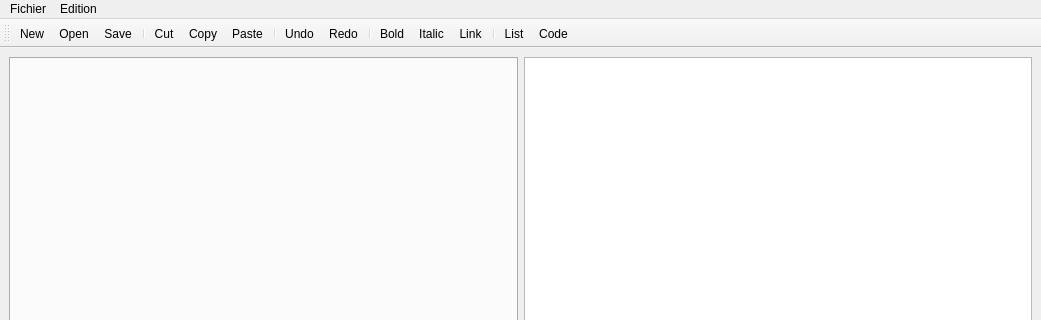
Above: MarkItDown/mainwindow.ui from hblxo/MarkItDown before the change; both pictures show x 0 to 1041 and y 0 to 320 of the 1041 by 640 pixel window. Below: the same form after it.
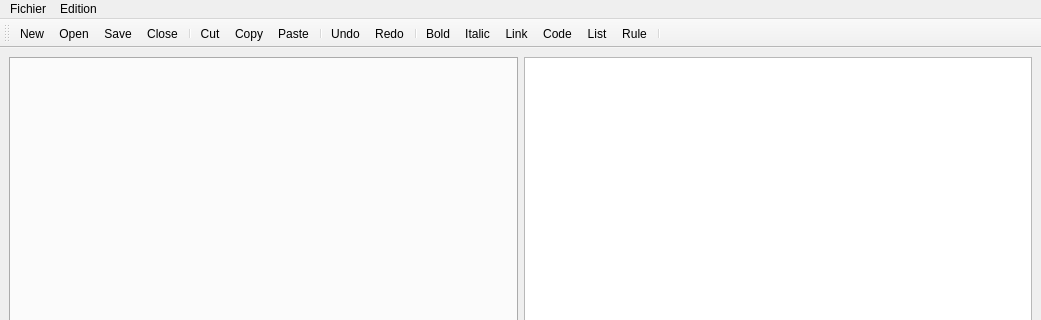
That is the form after the change. Icons and pictures are not drawn.

Commit message: fix : bold feature

Diff of the .ui file:
```diff
--- a/MarkItDown/mainwindow.ui
+++ b/MarkItDown/mainwindow.ui
@@ -70,6 +70,7 @@
    <addaction name="actionNew"/>
    <addaction name="actionOpen"/>
    <addaction name="actionSave"/>
+   <addaction name="actionClose"/>
    <addaction name="separator"/>
    <addaction name="actionCut"/>
    <addaction name="actionCopy"/>
@@ -81,9 +82,10 @@
    <addaction name="actionBold"/>
    <addaction name="actionItalic"/>
    <addaction name="actionLink"/>
-   <addaction name="separator"/>
-   <addaction name="actionList"/>
    <addaction name="actionCode"/>
+   <addaction name="actionList"/>
+   <addaction name="actionRule"/>
+   <addaction name="separator"/>
   </widget>
   <action name="actionOpen">
    <property name="icon">
@@ -217,6 +219,24 @@
     <string>Code</string>
    </property>
   </action>
+  <action name="actionRule">
+   <property name="icon">
+    <iconset resource="MyRes.qrc">
+     <normaloff>:/icon/icons/048-delete.png</normaloff>:/icon/icons/048-delete.png</iconset>
+   </property>
+   <property name="text">
+    <string>Rule</string>
+   </property>
+  </action>
+  <action name="actionClose">
+   <property name="icon">
+    <iconset resource="MyRes.qrc">
+     <normaloff>:/icon/icons/016-crossed.png</normaloff>:/icon/icons/016-crossed.png</iconset>
+   </property>
+   <property name="text">
+    <string>Close</string>
+   </property>
+  </action>
  </widget>
  <resources>
   <include location="MyRes.qrc"/>
```
Left out of the diff: 2 changed lines with no effect on the pictures. The commit also changes 2 other files.
